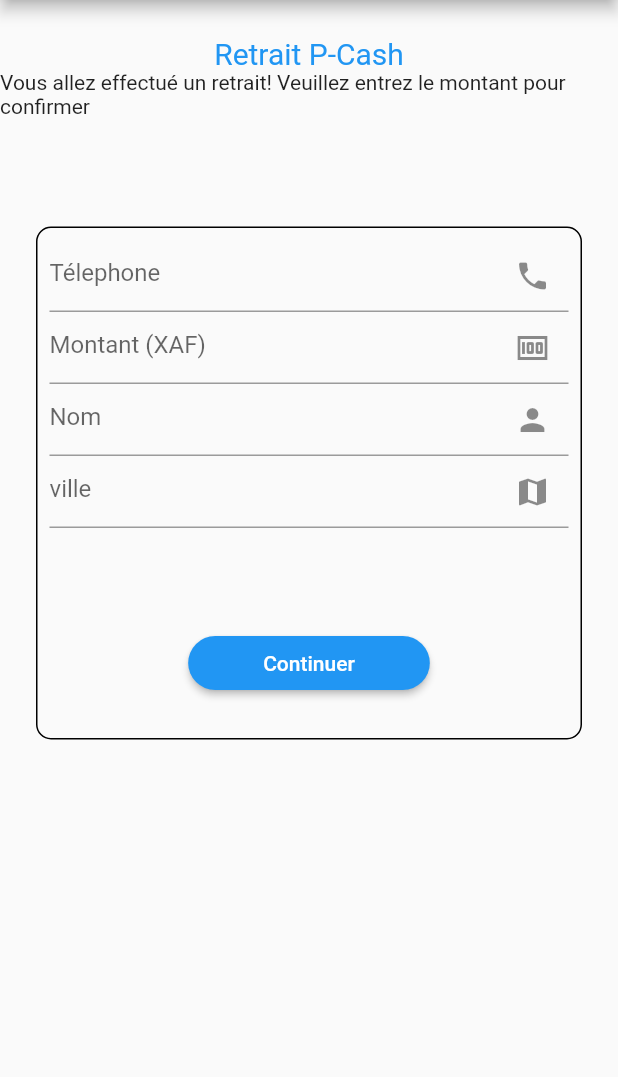
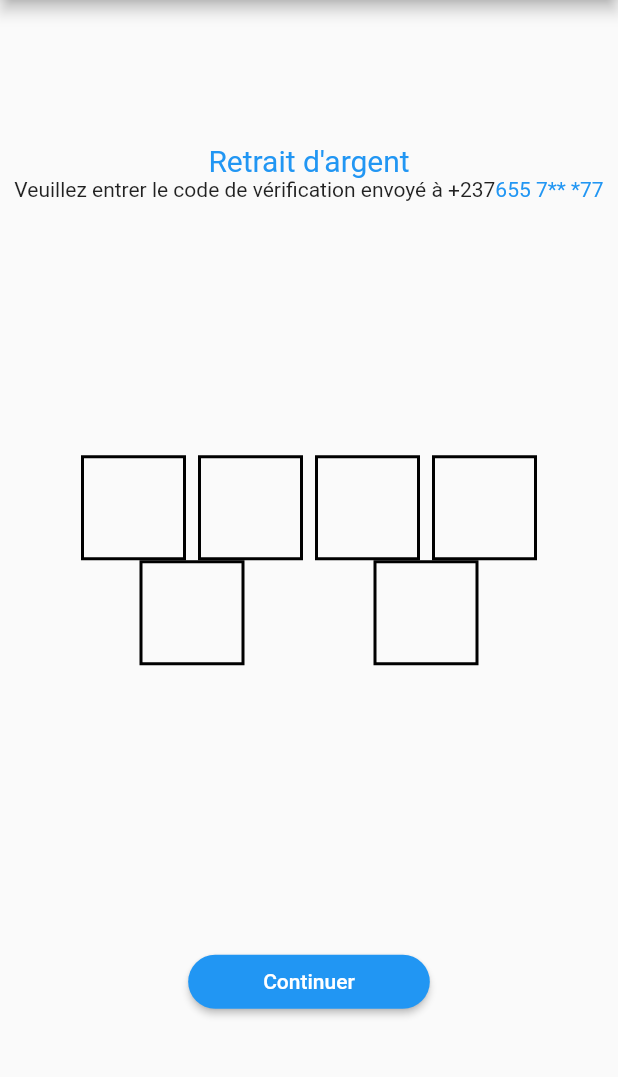
Before and after one commit to chapdel/pcash-ui, a Flutter app: the RetraitScreen screen opened directly, after a tap on "Continuer", on a phone screen of 412 x 824 dp, the part 84-1161 px from its top. Run offline on Flutter 3.47's test engine with Material 2 defaults, Android fonts, the light colour scheme and no system bars; drawn by our look-alikes of pin_code_text_field; our stand-ins replace timeline_tile.

Commit message:
Add retrait confirm

```diff
--- a/lib/widgets/cash/home.dart
+++ b/lib/widgets/cash/home.dart
@@ -1,4 +1,5 @@
 import 'package:flutter/material.dart';
+import 'package:pcash_ui/widgets/cash/retrait.dart';
 import 'package:pcash_ui/widgets/cash/topup.dart';
 
 class CashHomeScreen extends StatefulWidget {
@@ -23,6 +24,10 @@
                           ),
           ),
           ListTile(
+            onTap: () => Navigator.push(
+                            context,
+                            MaterialPageRoute(builder: (context) => RetraitScreen()),
+                          ),
             leading: Icon(Icons.money_off_csred),
             title: Text("Retrait"),
           ),
--- a/lib/widgets/cash/retrait.dart
+++ b/lib/widgets/cash/retrait.dart
@@ -1,5 +1,6 @@
 import 'package:flutter/material.dart';
 import 'package:pcash_ui/config.dart';
+import 'package:pcash_ui/widgets/cash/retrait_confirm.dart';
 
 class RetraitScreen extends StatefulWidget {
   const RetraitScreen({ Key? key }) : super(key: key);
@@ -78,9 +79,9 @@
           Padding(
             padding: const EdgeInsets.symmetric(vertical: 18.0, horizontal: 12),
             child: ElevatedButton(
-              onPressed: () {
-
-              },
+              onPressed: () => Navigator.push(
+                            context,
+                            MaterialPageRoute(builder: (context) => RetraitConfirmScreen())),
               style: ElevatedButton.styleFrom(
             padding: EdgeInsets.symmetric(horizontal: 50, vertical: 10),
             shape: StadiumBorder()),
--- /dev/null
+++ b/lib/widgets/cash/retrait_confirm.dart
@@ -0,0 +1,71 @@
+import 'package:flutter/material.dart';
+import 'package:pcash_ui/config.dart';
+import 'package:pin_code_text_field/pin_code_text_field.dart';
+
+class RetraitConfirmScreen extends StatefulWidget {
+  const RetraitConfirmScreen({ Key? key }) : super(key: key);
+
+  @override
+  _RetraitConfirmScreenState createState() => _RetraitConfirmScreenState();
+}
+
+class _RetraitConfirmScreenState extends State<RetraitConfirmScreen> {
+  @override
+  Widget build(BuildContext context) {
+    return Scaffold(
+      appBar: AppBar(
+        centerTitle: true,
+        title: Text('P-Cash'),
+      ),
+      body: Column(
+        mainAxisAlignment: MainAxisAlignment.spaceAround,
+        children: [
+          Container(
+            margin: EdgeInsets.only(top: 24),
+            width: MediaQuery.of(context).size.width,
+            child: Column(
+              children: [
+                Text("Retrait d'argent", style: TextStyle(color: Config.primaryColor, fontSize: 20),),
+                Container(
+                  width: MediaQuery.of(context).size.width,
+                  child: Row(
+                    mainAxisAlignment: MainAxisAlignment.center,
+                    children: [
+                      Text("Veuillez entrer le code de vérification envoyé à +237"),
+                      Text("655 7** *77", style: TextStyle(color: Config.primaryColor),),
+                    ],
+                  ),
+                ),
+
+
+              ],
+            ),
+          ),
+          Container(
+            child: Container(margin: EdgeInsets.symmetric(vertical: 26, horizontal: 12), child: PinCodeTextField(
+                  hideCharacter: true,
+                    highlight: true,
+                    maxLength: 6,
+                    wrapAlignment: WrapAlignment.spaceAround,
+                ),),
+          ),
+          Padding(
+            padding: const EdgeInsets.symmetric(vertical: 18.0, horizontal: 12),
+            child: ElevatedButton(
+              onPressed: () {
+
+              },
+              style: ElevatedButton.styleFrom(
+            padding: EdgeInsets.symmetric(horizontal: 50, vertical: 10),
+            shape: StadiumBorder()),
+              child: const Text('Continuer'),
+            ),
+          ),
+
+        ],
+      )
+
+
+    );
+  }
+}
--- a/lib/widgets/cash/topup.dart
+++ b/lib/widgets/cash/topup.dart
@@ -56,10 +56,7 @@
                     Text("Carte de crédit / débit"),
                     Container(child: Image.asset("assets/images/cardpayment.png", height: 42,)),
                   ],),
-                  onTap: () => Navigator.push(
-                            context,
-                            MaterialPageRoute(builder: (context) => RetraitScreen()),
-                          ),
+                  onTap: () => {},
                 ),
 
               ],
--- a/pubspec.yaml
+++ b/pubspec.yaml
@@ -28,6 +28,7 @@
   # Use with the CupertinoIcons class for iOS style icons.
   cupertino_icons: ^1.0.2
   timeline_tile: ^2.0.0
+  pin_code_text_field: ^1.8.0
 
 dev_dependencies:
   flutter_test:
```
Also changed, not shown: pubspec.lock.
